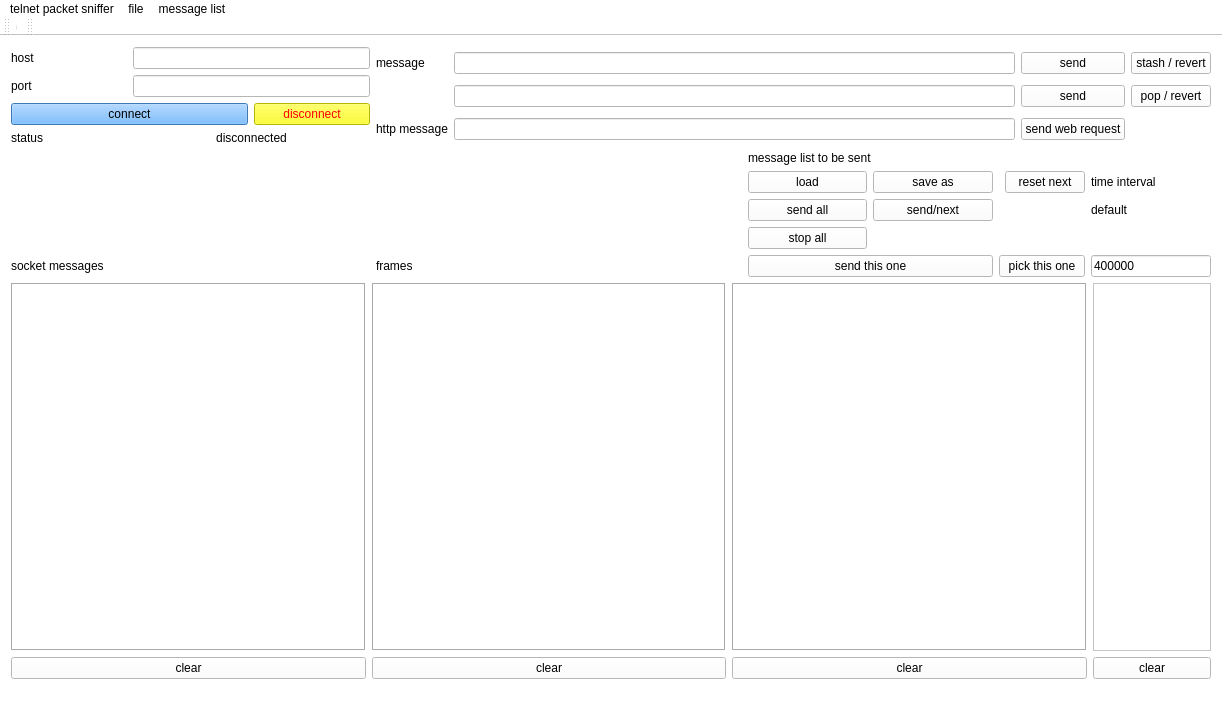
cf16/qt, file telnetPacketSniffer/mainwindow.ui: the form before one commit.
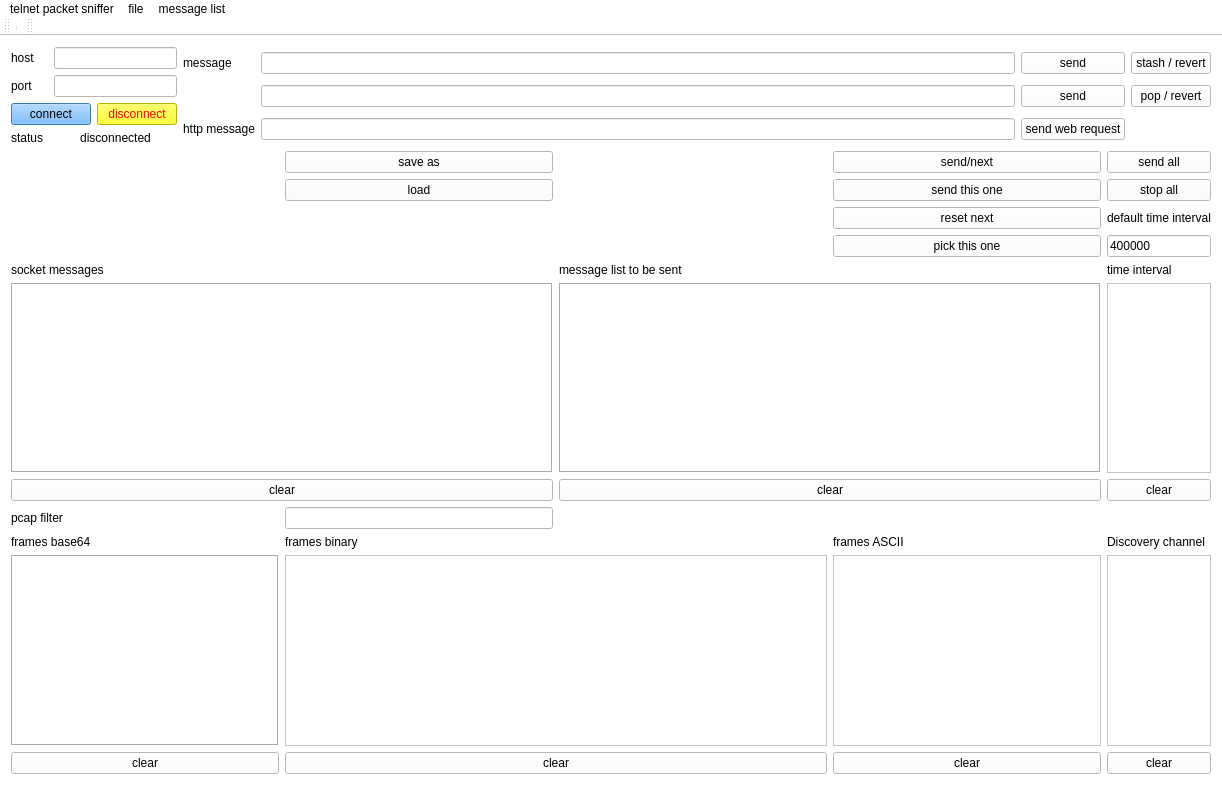
The form after the commit.

Commit message: pcap sniffer

```diff
--- a/telnetPacketSniffer/mainwindow.ui
+++ b/telnetPacketSniffer/mainwindow.ui
@@ -7,7 +7,7 @@
     <x>0</x>
     <y>0</y>
     <width>1222</width>
-    <height>712</height>
+    <height>807</height>
    </rect>
   </property>
   <property name="sizePolicy">
@@ -30,33 +30,6 @@
     </sizepolicy>
    </property>
    <layout class="QGridLayout" name="gridLayout_3">
-    <item row="7" column="3" colspan="2">
-     <widget class="QPushButton" name="sendThisOneBtn">
-      <property name="text">
-       <string>send this one</string>
-      </property>
-     </widget>
-    </item>
-    <item row="7" column="5" colspan="2">
-     <widget class="QPushButton" name="pickThisOneBtn">
-      <property name="text">
-       <string>pick this one</string>
-      </property>
-     </widget>
-    </item>
-    <item row="5" column="3">
-     <widget class="QPushButton" name="sendAllMsgListButton">
-      <property name="sizePolicy">
-       <sizepolicy hsizetype="Minimum" vsizetype="Fixed">
-        <horstretch>1</horstretch>
-        <verstretch>0</verstretch>
-       </sizepolicy>
-      </property>
-      <property name="text">
-       <string>send all</string>
-      </property>
-     </widget>
-    </item>
     <item row="0" column="1" colspan="7">
      <layout class="QGridLayout" name="gridLayout_4">
       <item row="0" column="1">
@@ -129,22 +102,6 @@
       </item>
      </layout>
     </item>
-    <item row="7" column="1">
-     <widget class="QLabel" name="framesLabel">
-      <property name="sizePolicy">
-       <sizepolicy hsizetype="Preferred" vsizetype="Preferred">
-        <horstretch>3</horstretch>
-        <verstretch>0</verstretch>
-       </sizepolicy>
-      </property>
-      <property name="styleSheet">
-       <string notr="true"/>
-      </property>
-      <property name="text">
-       <string>frames</string>
-      </property>
-     </widget>
-    </item>
     <item row="0" column="0">
      <layout class="QGridLayout" name="gridLayout">
       <item row="0" column="0">
@@ -415,23 +372,155 @@
       </item>
      </layout>
     </item>
-    <item row="5" column="7">
-     <widget class="QLabel" name="defaultIntervalLbl">
-      <property name="text">
-       <string>default</string>
-      </property>
-     </widget>
-    </item>
-    <item row="5" column="4">
-     <widget class="QPushButton" name="sendNextMsgListButton">
-      <property name="text">
-       <string>send/next</string>
-      </property>
-     </widget>
-    </item>
-    <item row="8" column="0" colspan="8">
+    <item row="9" column="0" colspan="8">
      <layout class="QGridLayout" name="gridLayout_2">
-      <item row="0" column="0">
+      <item row="12" column="3">
+       <widget class="QPlainTextEdit" name="framesAsciiPTEdit"/>
+      </item>
+      <item row="11" column="0">
+       <widget class="QLabel" name="framesBase64Lbl">
+        <property name="sizePolicy">
+         <sizepolicy hsizetype="Preferred" vsizetype="Preferred">
+          <horstretch>3</horstretch>
+          <verstretch>0</verstretch>
+         </sizepolicy>
+        </property>
+        <property name="styleSheet">
+         <string notr="true"/>
+        </property>
+        <property name="text">
+         <string>frames base64</string>
+        </property>
+       </widget>
+      </item>
+      <item row="7" column="0">
+       <widget class="QLabel" name="socketMessagesLabel">
+        <property name="sizePolicy">
+         <sizepolicy hsizetype="Preferred" vsizetype="Preferred">
+          <horstretch>3</horstretch>
+          <verstretch>0</verstretch>
+         </sizepolicy>
+        </property>
+        <property name="styleSheet">
+         <string notr="true"/>
+        </property>
+        <property name="text">
+         <string>socket messages</string>
+        </property>
+       </widget>
+      </item>
+      <item row="11" column="4">
+       <widget class="QLabel" name="discoveryChannelLbl">
+        <property name="text">
+         <string>Discovery channel</string>
+        </property>
+       </widget>
+      </item>
+      <item row="9" column="0" colspan="2">
+       <widget class="QPushButton" name="clearMsgBtn">
+        <property name="text">
+         <string>clear</string>
+        </property>
+       </widget>
+      </item>
+      <item row="12" column="0">
+       <widget class="QPlainTextEdit" name="framesBase64PTEdit">
+        <property name="sizePolicy">
+         <sizepolicy hsizetype="Expanding" vsizetype="Expanding">
+          <horstretch>3</horstretch>
+          <verstretch>0</verstretch>
+         </sizepolicy>
+        </property>
+        <property name="styleSheet">
+         <string notr="true"/>
+        </property>
+        <property name="frameShape">
+         <enum>QFrame::Box</enum>
+        </property>
+        <property name="frameShadow">
+         <enum>QFrame::Sunken</enum>
+        </property>
+        <property name="backgroundVisible">
+         <bool>false</bool>
+        </property>
+       </widget>
+      </item>
+      <item row="12" column="1" colspan="2">
+       <widget class="QPlainTextEdit" name="framesBinaryPTEdit"/>
+      </item>
+      <item row="2" column="3">
+       <widget class="QPushButton" name="resetNextBtn">
+        <property name="text">
+         <string>reset next</string>
+        </property>
+       </widget>
+      </item>
+      <item row="13" column="3">
+       <widget class="QPushButton" name="framesAsciiBtn">
+        <property name="text">
+         <string>clear</string>
+        </property>
+       </widget>
+      </item>
+      <item row="5" column="4">
+       <widget class="QLineEdit" name="defaultIntervalLineEdit">
+        <property name="text">
+         <string>400000</string>
+        </property>
+       </widget>
+      </item>
+      <item row="1" column="3">
+       <widget class="QPushButton" name="sendThisOneBtn">
+        <property name="text">
+         <string>send this one</string>
+        </property>
+       </widget>
+      </item>
+      <item row="13" column="0">
+       <widget class="QPushButton" name="framesBase64Btn">
+        <property name="text">
+         <string>clear</string>
+        </property>
+       </widget>
+      </item>
+      <item row="1" column="4">
+       <widget class="QPushButton" name="stopAllMsgListButton">
+        <property name="text">
+         <string>stop all</string>
+        </property>
+       </widget>
+      </item>
+      <item row="0" column="1">
+       <widget class="QPushButton" name="saveAsListMsgBtn">
+        <property name="text">
+         <string>save as</string>
+        </property>
+       </widget>
+      </item>
+      <item row="0" column="4">
+       <widget class="QPushButton" name="sendAllMsgListButton">
+        <property name="sizePolicy">
+         <sizepolicy hsizetype="Minimum" vsizetype="Fixed">
+          <horstretch>1</horstretch>
+          <verstretch>0</verstretch>
+         </sizepolicy>
+        </property>
+        <property name="text">
+         <string>send all</string>
+        </property>
+       </widget>
+      </item>
+      <item row="8" column="4">
+       <widget class="QPlainTextEdit" name="timeIntervalTextEdit">
+        <property name="sizePolicy">
+         <sizepolicy hsizetype="Expanding" vsizetype="Expanding">
+          <horstretch>1</horstretch>
+          <verstretch>0</verstretch>
+         </sizepolicy>
+        </property>
+       </widget>
+      </item>
+      <item row="8" column="0" colspan="2">
        <widget class="QPlainTextEdit" name="msgsPlainTextEdit">
         <property name="sizePolicy">
          <sizepolicy hsizetype="Expanding" vsizetype="Expanding">
@@ -450,7 +539,115 @@
         </property>
        </widget>
       </item>
-      <item row="0" column="2">
+      <item row="11" column="3">
+       <widget class="QLabel" name="framesAsciiLbl">
+        <property name="text">
+         <string>frames ASCII</string>
+        </property>
+       </widget>
+      </item>
+      <item row="0" column="3">
+       <widget class="QPushButton" name="sendNextMsgListButton">
+        <property name="text">
+         <string>send/next</string>
+        </property>
+       </widget>
+      </item>
+      <item row="12" column="4">
+       <widget class="QPlainTextEdit" name="discoveryChannelPTEdit"/>
+      </item>
+      <item row="13" column="1" colspan="2">
+       <widget class="QPushButton" name="framesBinaryBtn">
+        <property name="text">
+         <string>clear</string>
+        </property>
+       </widget>
+      </item>
+      <item row="9" column="2" colspan="2">
+       <widget class="QPushButton" name="clearMsgListBtn">
+        <property name="text">
+         <string>clear</string>
+        </property>
+       </widget>
+      </item>
+      <item row="2" column="4">
+       <widget class="QLabel" name="defaultIntervalLbl">
+        <property name="text">
+         <string>default time interval</string>
+        </property>
+       </widget>
+      </item>
+      <item row="1" column="1">
+       <widget class="QPushButton" name="loadListMsgBtn">
+        <property name="sizePolicy">
+         <sizepolicy hsizetype="Minimum" vsizetype="Fixed">
+          <horstretch>1</horstretch>
+          <verstretch>0</verstretch>
+         </sizepolicy>
+        </property>
+        <property name="text">
+         <string>load</string>
+        </property>
+       </widget>
+      </item>
+      <item row="13" column="4">
+       <widget class="QPushButton" name="discoveryChannelBtn">
+        <property name="text">
+         <string>clear</string>
+        </property>
+       </widget>
+      </item>
+      <item row="7" column="4">
+       <widget class="QLabel" name="timeLabel">
+        <property name="sizePolicy">
+         <sizepolicy hsizetype="Preferred" vsizetype="Preferred">
+          <horstretch>1</horstretch>
+          <verstretch>0</verstretch>
+         </sizepolicy>
+        </property>
+        <property name="text">
+         <string>time interval</string>
+        </property>
+       </widget>
+      </item>
+      <item row="5" column="3">
+       <widget class="QPushButton" name="pickThisOneBtn">
+        <property name="text">
+         <string>pick this one</string>
+        </property>
+       </widget>
+      </item>
+      <item row="11" column="1">
+       <widget class="QLabel" name="framesBinaryLbl">
+        <property name="text">
+         <string>frames binary</string>
+        </property>
+       </widget>
+      </item>
+      <item row="9" column="4">
+       <widget class="QPushButton" name="clearTvalsBtn">
+        <property name="text">
+         <string>clear</string>
+        </property>
+       </widget>
+      </item>
+      <item row="7" column="2">
+       <widget class="QLabel" name="msgListLabel">
+        <property name="sizePolicy">
+         <sizepolicy hsizetype="Preferred" vsizetype="Preferred">
+          <horstretch>1</horstretch>
+          <verstretch>0</verstretch>
+         </sizepolicy>
+        </property>
+        <property name="styleSheet">
+         <string notr="true"/>
+        </property>
+        <property name="text">
+         <string>message list to be sent</string>
+        </property>
+       </widget>
+      </item>
+      <item row="8" column="2" colspan="2">
        <widget class="QPlainTextEdit" name="listPlainTextEdit">
         <property name="sizePolicy">
          <sizepolicy hsizetype="Expanding" vsizetype="Expanding">
@@ -469,154 +666,18 @@
         </property>
        </widget>
       </item>
-      <item row="0" column="3">
-       <widget class="QPlainTextEdit" name="timeIntervalTextEdit">
-        <property name="sizePolicy">
-         <sizepolicy hsizetype="Expanding" vsizetype="Expanding">
-          <horstretch>1</horstretch>
-          <verstretch>0</verstretch>
-         </sizepolicy>
-        </property>
-       </widget>
-      </item>
-      <item row="0" column="1">
-       <widget class="QPlainTextEdit" name="framesPlainTextEdit">
-        <property name="sizePolicy">
-         <sizepolicy hsizetype="Expanding" vsizetype="Expanding">
-          <horstretch>3</horstretch>
-          <verstretch>0</verstretch>
-         </sizepolicy>
-        </property>
-        <property name="styleSheet">
-         <string notr="true"/>
-        </property>
-        <property name="frameShape">
-         <enum>QFrame::Box</enum>
-        </property>
-        <property name="frameShadow">
-         <enum>QFrame::Sunken</enum>
-        </property>
-        <property name="backgroundVisible">
-         <bool>false</bool>
-        </property>
-       </widget>
-      </item>
-      <item row="1" column="0">
-       <widget class="QPushButton" name="clearMsgBtn">
+      <item row="10" column="0">
+       <widget class="QLabel" name="pcapFilterLbl">
         <property name="text">
-         <string>clear</string>
+         <string>pcap filter</string>
         </property>
        </widget>
       </item>
-      <item row="1" column="1">
-       <widget class="QPushButton" name="clearFramesBtn">
-        <property name="text">
-         <string>clear</string>
-        </property>
-       </widget>
-      </item>
-      <item row="1" column="2">
-       <widget class="QPushButton" name="clearMsgListBtn">
-        <property name="text">
-         <string>clear</string>
-        </property>
-       </widget>
-      </item>
-      <item row="1" column="3">
-       <widget class="QPushButton" name="clearTvalsBtn">
-        <property name="text">
-         <string>clear</string>
-        </property>
-       </widget>
+      <item row="10" column="1">
+       <widget class="QLineEdit" name="pcapFilterText"/>
       </item>
      </layout>
     </item>
-    <item row="4" column="6">
-     <widget class="QPushButton" name="resetNextBtn">
-      <property name="text">
-       <string>reset next</string>
-      </property>
-     </widget>
-    </item>
-    <item row="7" column="0">
-     <widget class="QLabel" name="socketMessagesLabel">
-      <property name="sizePolicy">
-       <sizepolicy hsizetype="Preferred" vsizetype="Preferred">
-        <horstretch>3</horstretch>
-        <verstretch>0</verstretch>
-       </sizepolicy>
-      </property>
-      <property name="styleSheet">
-       <string notr="true"/>
-      </property>
-      <property name="text">
-       <string>socket messages</string>
-      </property>
-     </widget>
-    </item>
-    <item row="4" column="3">
-     <widget class="QPushButton" name="loadListMsgBtn">
-      <property name="sizePolicy">
-       <sizepolicy hsizetype="Minimum" vsizetype="Fixed">
-        <horstretch>1</horstretch>
-        <verstretch>0</verstretch>
-       </sizepolicy>
-      </property>
-      <property name="text">
-       <string>load</string>
-      </property>
-     </widget>
-    </item>
-    <item row="4" column="7">
-     <widget class="QLabel" name="timeLabel">
-      <property name="sizePolicy">
-       <sizepolicy hsizetype="Preferred" vsizetype="Preferred">
-        <horstretch>1</horstretch>
-        <verstretch>0</verstretch>
-       </sizepolicy>
-      </property>
-      <property name="text">
-       <string>time interval</string>
-      </property>
-     </widget>
-    </item>
-    <item row="1" column="3" colspan="2">
-     <widget class="QLabel" name="msgListLabel">
-      <property name="sizePolicy">
-       <sizepolicy hsizetype="Preferred" vsizetype="Preferred">
-        <horstretch>1</horstretch>
-        <verstretch>0</verstretch>
-       </sizepolicy>
-      </property>
-      <property name="styleSheet">
-       <string notr="true"/>
-      </property>
-      <property name="text">
-       <string>message list to be sent</string>
-      </property>
-     </widget>
-    </item>
-    <item row="4" column="4">
-     <widget class="QPushButton" name="saveAsListMsgBtn">
-      <property name="text">
-       <string>save as</string>
-      </property>
-     </widget>
-    </item>
-    <item row="7" column="7">
-     <widget class="QLineEdit" name="defaultIntervalLineEdit">
-      <property name="text">
-       <string>400000</string>
-      </property>
-     </widget>
-    </item>
-    <item row="6" column="3">
-     <widget class="QPushButton" name="stopAllMsgListButton">
-      <property name="text">
-       <string>stop all</string>
-      </property>
-     </widget>
-    </item>
    </layout>
   </widget>
   <widget class="QMenuBar" name="menuBar">
```
Left out of the diff: 80 changed lines with no effect on the pictures. The commit also changes 8 other files.
